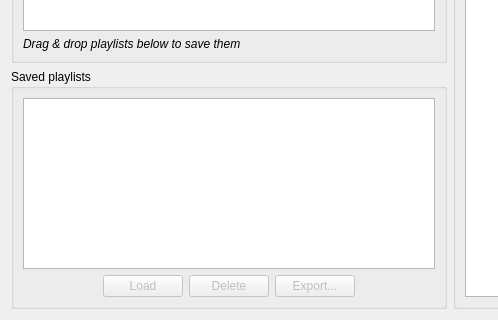
The window that code/MiamPlayer/playlistdialog.ui (MBach/Miam-Player) describes before a commit, drawn with Qt 5; both pictures show x 0 to 498 and y 180 to 500 of the 900 by 500 pixel window.
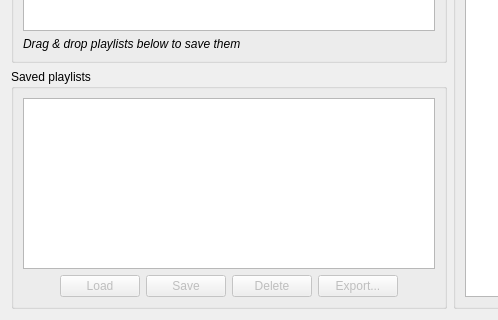
The same window after the commit. Icons and pictures are not drawn.

Commit message: WIP: refactoring playlist manager

Patch:
```diff
--- a/code/MiamPlayer/playlistdialog.ui
+++ b/code/MiamPlayer/playlistdialog.ui
@@ -131,6 +131,16 @@
             </property>
            </widget>
           </item>
+          <item>
+           <widget class="QPushButton" name="savePlaylists">
+            <property name="enabled">
+             <bool>false</bool>
+            </property>
+            <property name="text">
+             <string>Save</string>
+            </property>
+           </widget>
+          </item>
           <item>
            <widget class="QPushButton" name="deletePlaylists">
             <property name="enabled">
```
The commit also changes 12 other files.
